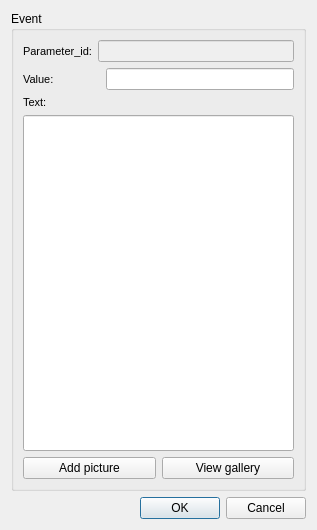
Giswater/giswater_qgis_plugin, file ui/event_standard.ui: the form before one commit.
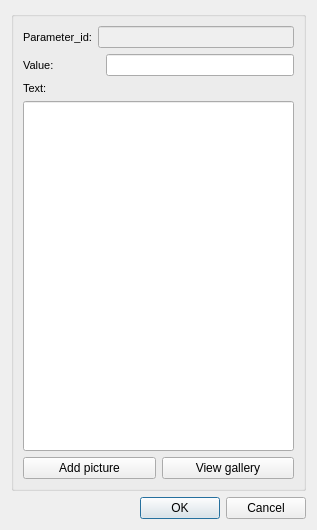
The form after the commit.

```diff
--- a/ui/event_standard.ui
+++ b/ui/event_standard.ui
@@ -17,7 +17,7 @@
    <item>
     <widget class="QGroupBox" name="groupBox">
      <property name="title">
-      <string>Event</string>
+      <string/>
      </property>
      <layout class="QVBoxLayout" name="verticalLayout">
       <item>
```
